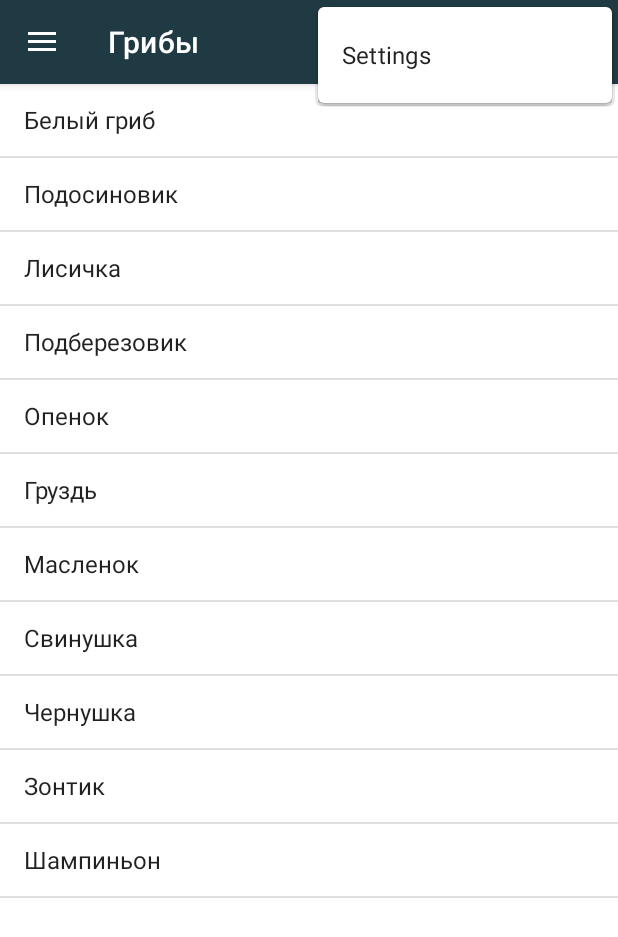
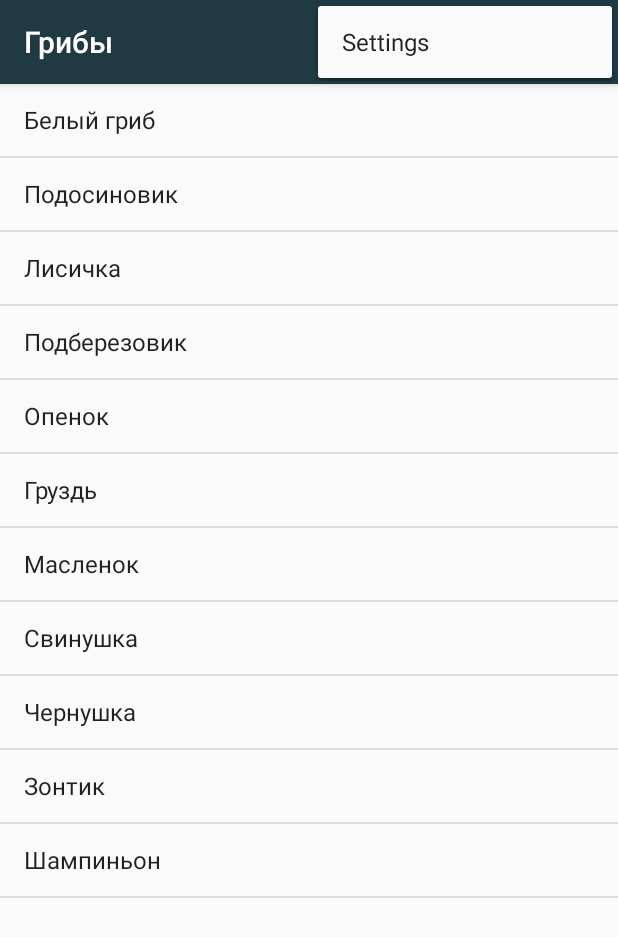
Before and after one commit to MikhailEA/HandbookForTheMushroomPicker, an Android app: the MainActivity screen opened directly, with no data from a screen before it, with the options menu open, on a phone screen of 412 x 824 dp. Shown: the top 937 px of the screen. Run offline under Robolectric (Android 15) with nearby library versions, the phone set to English and light mode, and no system bars.

```diff
--- a/app/src/main/java/com/android/handbookforthemushroompicker/MainActivity.java
+++ b/app/src/main/java/com/android/handbookforthemushroompicker/MainActivity.java
@@ -51,10 +51,8 @@ public class MainActivity extends AppCompatActivity implements NavigationView.On
         drawer = findViewById(R.id.drawer_layout);
         NavigationView navigationView = findViewById(R.id.nav_view);
         navigationView.setNavigationItemSelectedListener(this);
-        ActionBarDrawerToggle toggle = new ActionBarDrawerToggle(this,
-                drawer, toolbar, R.string.navigation_drawer_open, R.string.navigation_drawer_close);
-        drawer.addDrawerListener(toggle);
-        toggle.syncState();
+
+
 
         list.setOnItemClickListener(new AdapterView.OnItemClickListener() {
             @Override
--- a/app/src/main/res/values/themes.xml
+++ b/app/src/main/res/values/themes.xml
@@ -1,6 +1,6 @@
 <resources xmlns:tools="http://schemas.android.com/tools">
     <!-- Base application theme. -->
-    <style name="Theme.HandbookForTheMushroomPicker" parent="Theme.MaterialComponents.DayNight.DarkActionBar">
+    <style name="Theme.HandbookForTheMushroomPicker" parent="Theme.AppCompat.Light.NoActionBar">
         <!-- Primary brand color. -->
         <item name="colorPrimary">@color/purple_500</item>
         <item name="colorPrimaryVariant">@color/purple_700</item>
@@ -10,7 +10,8 @@
         <item name="colorSecondaryVariant">@color/teal_700</item>
         <item name="colorOnSecondary">@color/black</item>
         <!-- Status bar color. -->
-        <item name="android:statusBarColor" tools:targetApi="l">?attr/colorPrimaryVariant</item>
+        <item name="android:windowFullscreen">true</item>
+
         <!-- Customize your theme here. -->
     </style>
 
@@ -18,8 +19,10 @@
         <item name="windowActionBar">false</item>
         <item name="windowNoTitle">true</item>
     </style>
+    <style name="Theme.HandbookForTheMushroomPicker.AppBarOverlay" parent="ThemeOverlay.AppCompat.Dark.ActionBar" />
+    <style name="Theme.HandbookForTheMushroomPicker.PopupOverlay" parent="ThemeOverlay.AppCompat.Light" />
 
-    <style name="Theme.HandbookForTheMushroomPicker.AppBarOverlay" parent="ThemeOverlay.AppCompat.Dark.ActionBar" />
 
-    <style name="Theme.HandbookForTheMushroomPicker.PopupOverlay" parent="ThemeOverlay.AppCompat.Light" />
+
+
 </resources>
```
